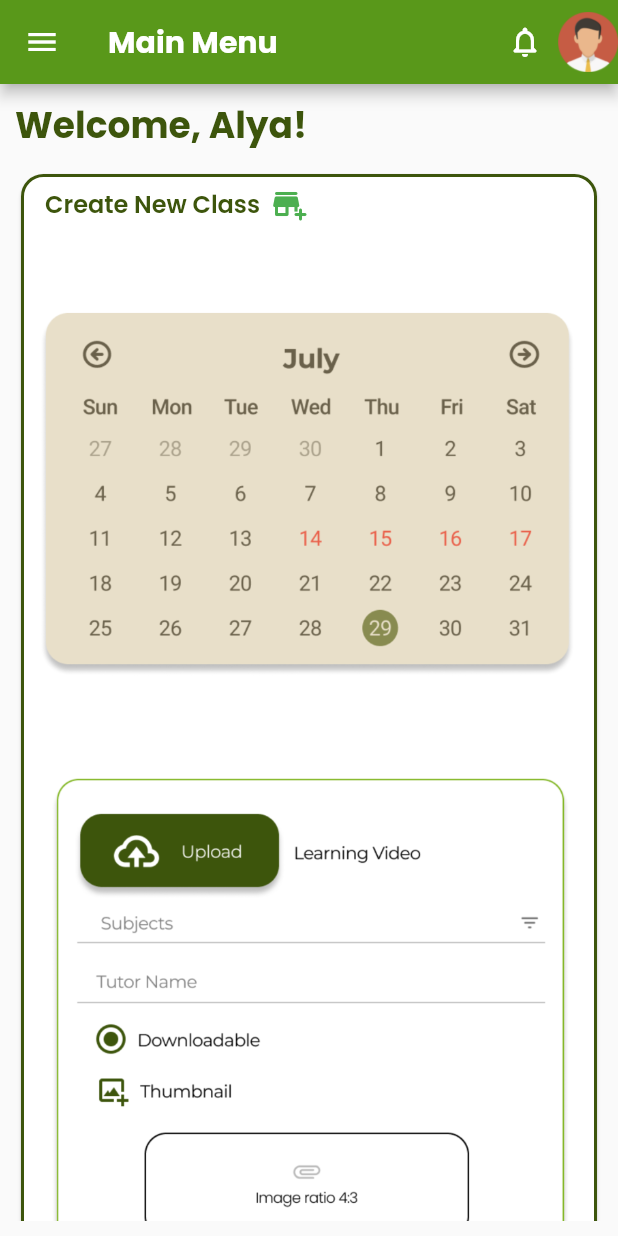
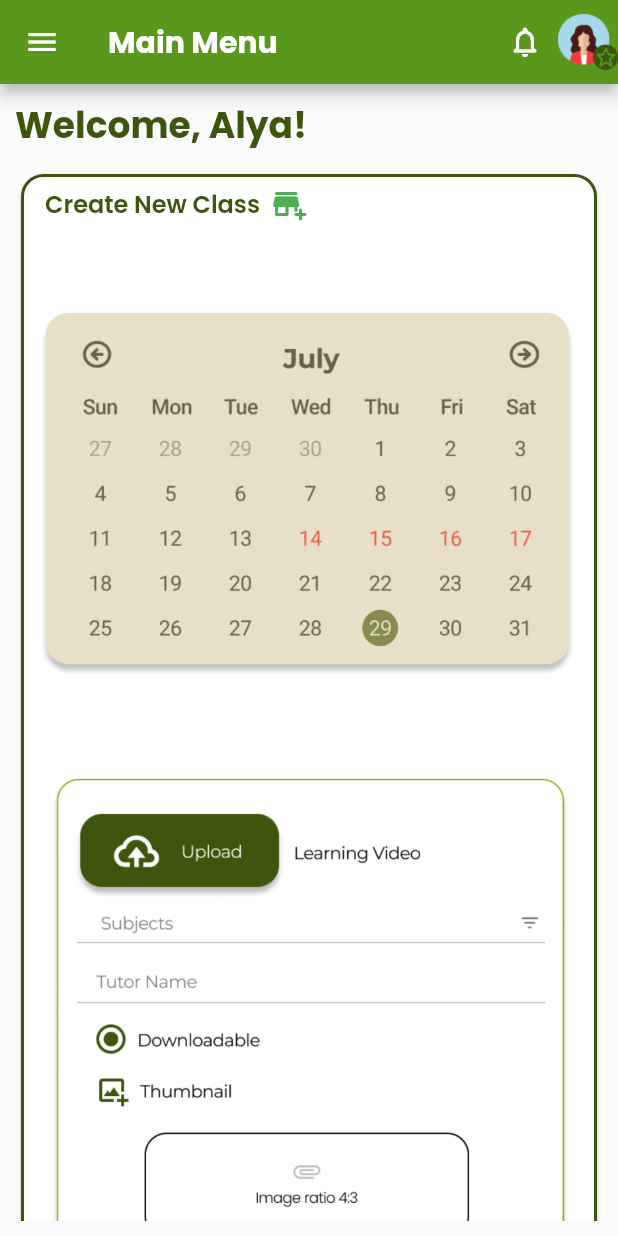
Before and after one commit to sabynn/temanajar_amygdala, a Flutter app: the InstructorMainPage screen opened directly, on a phone screen of 412 x 824 dp. Run offline on Flutter 3.47's test engine with Material 2 defaults, Android fonts, the phone set to English and light mode, and no system bars; our stand-ins replace google_fonts, percent_indicator.

Commit message:
Initial commit

```diff
--- a/lib/pages/instructor_mainpage.dart
+++ b/lib/pages/instructor_mainpage.dart
@@ -23,7 +23,7 @@ class InstructorMainPage extends StatelessWidget {
           Container(
             width: 40,
             child: Image.asset(
-              'assets/images/profile_pic_students.png',
+              'assets/images/profile_pic_instructor.png',
             ),
           ),
         ],
```
Also changed, not shown: assets/images/profile_pic_instructor.png (added), 5 other files.
